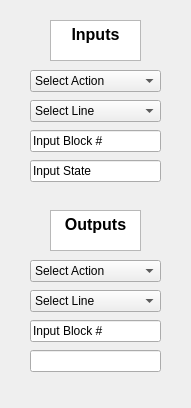
This is src/main/TrackController/new_testbench.ui in ralphg1002/Pittsburgh-MTA as Qt 5 draws it before an edit. The edited form follows.
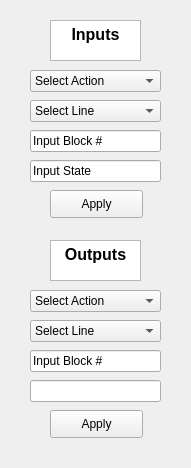
This is the edited form.

Commit message: working on test bench handlers

```diff
--- a/src/main/TrackController/new_testbench.ui
+++ b/src/main/TrackController/new_testbench.ui
@@ -7,7 +7,7 @@
     <x>0</x>
     <y>0</y>
     <width>191</width>
-    <height>408</height>
+    <height>468</height>
    </rect>
   </property>
   <property name="windowTitle">
@@ -35,7 +35,7 @@
     <property name="geometry">
      <rect>
       <x>50</x>
-      <y>210</y>
+      <y>240</y>
       <width>91</width>
       <height>41</height>
      </rect>
@@ -158,7 +158,7 @@
     <property name="geometry">
      <rect>
       <x>30</x>
-      <y>260</y>
+      <y>290</y>
       <width>131</width>
       <height>22</height>
      </rect>
@@ -213,7 +213,7 @@
     <property name="geometry">
      <rect>
       <x>30</x>
-      <y>320</y>
+      <y>350</y>
       <width>131</width>
       <height>22</height>
      </rect>
@@ -226,7 +226,7 @@
     <property name="geometry">
      <rect>
       <x>30</x>
-      <y>290</y>
+      <y>320</y>
       <width>131</width>
       <height>22</height>
      </rect>
@@ -251,7 +251,7 @@
     <property name="geometry">
      <rect>
       <x>30</x>
-      <y>350</y>
+      <y>380</y>
       <width>131</width>
       <height>22</height>
      </rect>
@@ -260,6 +260,32 @@
      <string/>
     </property>
    </widget>
+   <widget class="QPushButton" name="inputApply">
+    <property name="geometry">
+     <rect>
+      <x>50</x>
+      <y>190</y>
+      <width>93</width>
+      <height>28</height>
+     </rect>
+    </property>
+    <property name="text">
+     <string>Apply</string>
+    </property>
+   </widget>
+   <widget class="QPushButton" name="outputApply">
+    <property name="geometry">
+     <rect>
+      <x>50</x>
+      <y>410</y>
+      <width>93</width>
+      <height>28</height>
+     </rect>
+    </property>
+    <property name="text">
+     <string>Apply</string>
+    </property>
+   </widget>
   </widget>
  </widget>
  <resources/>
```
The commit also changes 2 other files.
